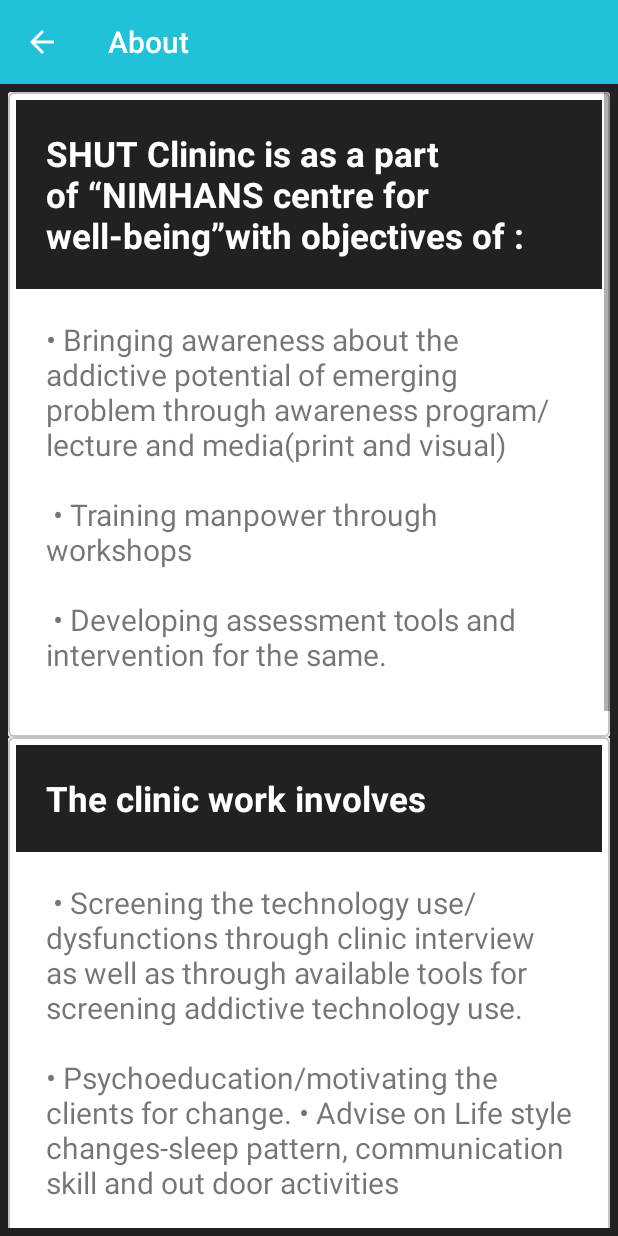
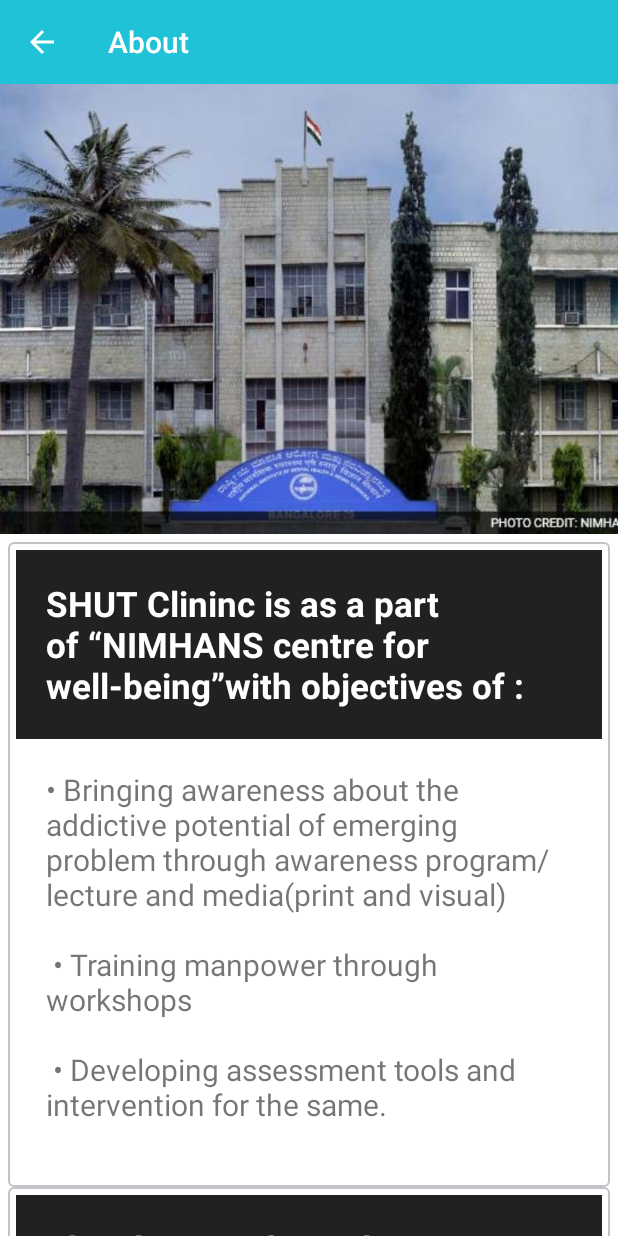
Before and after one commit to WillofD/Clinic-App-master, an Android app: the AboutActivity screen opened directly, with no data from a screen before it, on a phone screen of 412 x 824 dp. Run offline under Robolectric (Android 15) with nearby library versions, the phone set to English and light mode, and no system bars.

Commit message:
.first commit

```diff
--- a/app/src/main/AndroidManifest.xml
+++ b/app/src/main/AndroidManifest.xml
@@ -56,7 +56,7 @@
             android:label="@string/title_activity_about"
             android:screenOrientation="portrait"
             android:parentActivityName=".MainActivity"
-            android:theme="@style/AppTheme.NoActionBar">
+            >
             <meta-data
                 android:name="android.support.PARENT_ACTIVITY"
                 android:value="com.example.lucy.clincapp.MainActivity" />
@@ -66,7 +66,7 @@
             android:name=".Suggestions.SuggestionActivity"
             android:label="@string/title_activity_suggestion"
             android:parentActivityName=".MainActivity"
-            android:theme="@style/AppTheme.NoActionBar">
+            >
             <meta-data
                 android:name="android.support.PARENT_ACTIVITY"
                 android:value="com.example.lucy.clincapp.MainActivity" />
--- a/app/src/main/java/com/example/lucy/clincapp/AboutActivity.java
+++ b/app/src/main/java/com/example/lucy/clincapp/AboutActivity.java
@@ -13,11 +13,12 @@
     protected void onCreate(Bundle savedInstanceState) {
         super.onCreate(savedInstanceState);
         setContentView(R.layout.activity_about2);
-        Toolbar toolbar = (Toolbar) findViewById(R.id.toolbar);
-        setSupportActionBar(toolbar);
+//        Toolbar toolbar = (Toolbar) findViewById(R.id.toolbarabout);
+//        toolbar.setTitle("About");
+//        setSupportActionBar(toolbar);
 
 
-        getSupportActionBar().setDisplayHomeAsUpEnabled(true);
+       //getSupportActionBar().setDisplayHomeAsUpEnabled(true);
     }
 
 }
--- a/app/src/main/java/com/example/lucy/clincapp/Test1/QuizActivity.java
+++ b/app/src/main/java/com/example/lucy/clincapp/Test1/QuizActivity.java
@@ -90,7 +90,8 @@
 
 
 		final AlertDialog.Builder builder = new AlertDialog.Builder(this);
-		builder.setTitle("Register");
+		builder.setTitle("										Register");
+
 
 		final EditText name = new EditText(this);
 		final TextView tvname = new TextView(this);
@@ -103,7 +104,7 @@
 		tvname.setTextSize(20);
 		tvgender.setText("Gender:");
 		tvgender.setTextSize(20);
-		tvcontactno.setText("contact no:");
+		tvcontactno.setText("Contact no:");
 		tvcontactno.setTextSize(20);
 		male.setHint("Male");
 		female.setHint("Female");
--- a/app/src/main/res/layout/activity_about2.xml
+++ b/app/src/main/res/layout/activity_about2.xml
@@ -8,22 +8,55 @@
     android:background="@color/accent"
     tools:context="com.example.lucy.clincapp.AboutActivity">
 
+    <android.support.v4.widget.NestedScrollView
+        android:layout_width="match_parent"
+        android:layout_height="match_parent"
+        android:background="@android:color/white"
+        app:layout_behavior="@string/appbar_scrolling_view_behavior">
+
+    <include layout="@layout/content_about" />
+
+
+    </android.support.v4.widget.NestedScrollView>
+
     <android.support.design.widget.AppBarLayout
         android:layout_width="match_parent"
         android:layout_height="wrap_content"
         android:theme="@style/AppTheme.AppBarOverlay">
 
-        <android.support.v7.widget.Toolbar
-            android:id="@+id/toolbar"
+
+        <android.support.design.widget.CollapsingToolbarLayout
+            android:id="@+id/collapsing_toolbar"
             android:layout_width="match_parent"
-            android:layout_height="?attr/actionBarSize"
-            android:background="?attr/colorPrimary"
-            app:popupTheme="@style/AppTheme.PopupOverlay" />
+            android:layout_height="match_parent"
+            app:contentScrim="?attr/colorPrimary"
+            app:layout_scrollFlags="scroll|exitUntilCollapsed">
+
+            <ImageView
+                android:id="@+id/expandedImage"
+                android:layout_width="match_parent"
+                android:layout_height="300dp"
+                android:focusableInTouchMode="true"
+                android:scaleType="centerCrop"
+                android:src="@drawable/nimhansimage"
+                app:layout_collapseMode="parallax"
+                app:layout_collapseParallaxMultiplier="0.7" />
+
+
+            <!--<android.support.v7.widget.Toolbar-->
+                <!--android:id="@+id/toolbarabout"-->
+                <!--android:layout_width="match_parent"-->
+                <!--android:layout_height="?attr/actionBarSize"-->
+                <!--android:background="?attr/colorPrimary"-->
+               <!--&gt;-->
+
+              <!---->
+
+
+            <!--</android.support.v7.widget.Toolbar>-->
+
+
+        </android.support.design.widget.CollapsingToolbarLayout>
 
     </android.support.design.widget.AppBarLayout>
-
-    <include layout="@layout/content_about" />
-
-
-
 </android.support.design.widget.CoordinatorLayout>
--- a/app/src/main/res/layout/activity_aboutexp.xml
+++ b/app/src/main/res/layout/activity_aboutexp.xml
@@ -79,13 +79,11 @@
                     <TextView
                         android:layout_width="match_parent"
                         android:layout_height="match_parent"
-                    android:text="It run as a part of “NIMHANS centre for well-being”with objectives of : "
+                        android:text="SHUT Clinic is a part of “NIMHANS centre for well-being”with objectives of : "
                         android:layout_gravity="center"
                         android:textStyle="bold"
                         android:textSize="23sp"
                         android:id="@+id/textView1" />
-
-
 
 
                     <TextView
@@ -124,7 +122,7 @@
                         android:layout_height="match_parent"
                         android:scrollbars="vertical"
                         android:layout_weight="50"
-                    android:text=" • Screening the technology use/dysfunctions through clinic interview as well as through available tools for screening addictive technology use. \n\n• 2.	Psychoeducation/motivating the clients for change. • 3.	Advise on Life style changes-sleep pattern, communication skill and out door activities \n\n • 4.	Parent support group (runs on last Saturday of month) . \n\n • 5.	Psychological treatment  for associated psychological problemsReferral for Pharmacological management / inpatient treatment to NIMHANS if required The clinic started its service from May 2014 onwards. It is first of its kind clinic in India to manage technology addiction.
+                        android:text=" • Screening the technology use/dysfunctions through clinic interview as well as through available tools for screening addictive technology use. \n\n•Psychoeducation/motivating the clients for change. •Advise on Life style changes-sleep pattern, communication skill and out door activities \n\n •Parent support group (runs on last Saturday of month) . \n\n • Psychological treatment  for associated psychological problemsReferral for Pharmacological management / inpatient treatment to NIMHANS if required The clinic started its service from May 2014 onwards. It is first of its kind clinic in India to manage technology addiction.
 . \n\n • The clinic runs exclusively as an outpatient service, on all working Saturdays at NIMHANS Urban Community centre for well being .
        "
                         android:layout_marginBottom="16dp"
--- a/app/src/main/res/layout/aggrementcontent.xml
+++ b/app/src/main/res/layout/aggrementcontent.xml
@@ -12,7 +12,7 @@
     android:background="@drawable/bg_parent_rounded_corner"
     android:layout_height="wrap_content">
     <LinearLayout
-        android:layout_width="wrap_content"
+        android:layout_width="match_parent"
         android:background="@color/accent"
         android:orientation="vertical"
         android:id="@+id/exp"
--- a/app/src/main/res/layout/card_one.xml
+++ b/app/src/main/res/layout/card_one.xml
@@ -8,7 +8,7 @@
     android:background="@drawable/bg_parent_rounded_corner"
     android:layout_height="wrap_content">
     <LinearLayout
-        android:layout_width="wrap_content"
+        android:layout_width="match_parent"
         android:background="@color/accent"
         android:orientation="vertical"
         android:id="@+id/exp"
--- a/app/src/main/res/layout/card_three.xml
+++ b/app/src/main/res/layout/card_three.xml
@@ -8,7 +8,7 @@
     android:background="@drawable/bg_parent_rounded_corner"
     android:layout_height="wrap_content">
     <LinearLayout
-        android:layout_width="wrap_content"
+        android:layout_width="match_parent"
         android:background="@color/accent"
         android:orientation="vertical"
         android:id="@+id/exp"
--- a/app/src/main/res/layout/card_two.xml
+++ b/app/src/main/res/layout/card_two.xml
@@ -9,7 +9,7 @@
     android:background="@drawable/bg_parent_rounded_corner"
     android:layout_height="wrap_content">
     <LinearLayout
-        android:layout_width="wrap_content"
+        android:layout_width="match_parent"
         android:background="@color/accent"
         android:orientation="vertical"
         android:id="@+id/exp"
--- a/app/src/main/res/values/strings.xml
+++ b/app/src/main/res/values/strings.xml
@@ -17,4 +17,5 @@
     <string name="title_activity_clinic_about_aativity">ClinicAboutAativity</string>
     <string name="title_activity_suggestion">Suggestion</string>
     <string name="title_activity_contact">Contact</string>
+
 </resources>
```
Also changed, not shown: app/src/main/java/com/example/lucy/clincapp/Suggestions/SuggestionActivity.java (+12 -12 lines), app/src/main/res/layout/activity_suggestion.xml (+22 -13 lines), app/src/main/res/layout/content_contact.xml (+25 -7 lines). Lines whose indentation alone changed are shown as unchanged.
